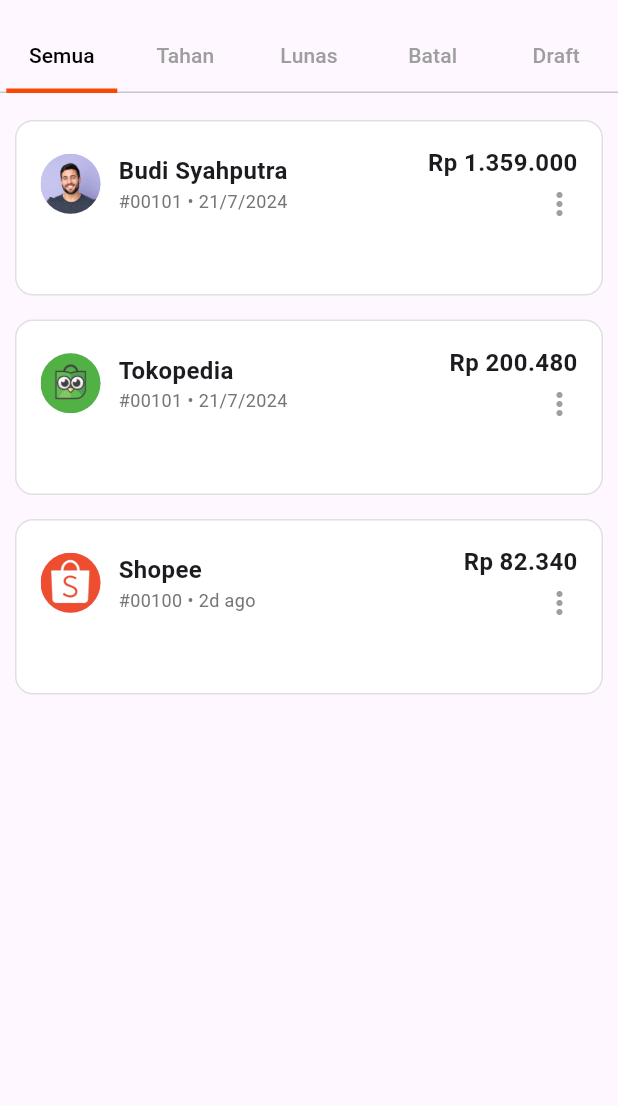
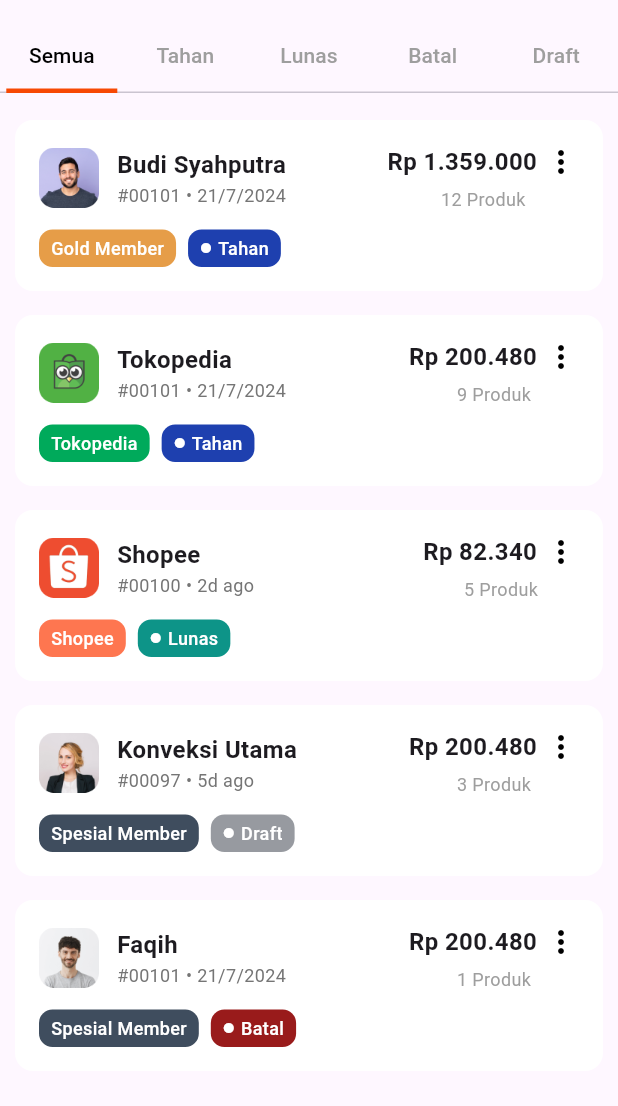
Before and after one commit to heatherbrain/Flutter-design, a Flutter app: the ListOrderScreen screen opened directly, on a phone screen of 412 x 824 dp, the part 63-1169 px from its top. Run offline on Flutter 3.47's test engine with Material 3 defaults, Android fonts, the phone set to English and light mode, and no system bars; our stand-ins replace fl_chart, get, google_fonts.

Commit message:
finishing orderlist

```diff
--- a/lib/main.dart
+++ b/lib/main.dart
@@ -6,6 +6,6 @@ import 'package:get/get.dart';
 
 void main() {
   runApp(MaterialApp(
-    home: ListOrderScreen(),
+    home: NavigationMenu(),
   ));
 }
--- a/lib/model/order_model.dart
+++ b/lib/model/order_model.dart
@@ -1,3 +1,10 @@
+enum OrderStatus {
+  Lunas,
+  Tahan,
+  Batal,
+  Draft,
+}
+
 class Order {
   final String assetPath;
   final String name;
@@ -6,7 +13,7 @@ class Order {
   final String total;
   final String productsCount;
   final String statusLabel1;
-  final String statusLabel2;
+  final OrderStatus statusLabel2;
 
   Order({
     required this.assetPath,
--- a/lib/screens/order_screen.dart
+++ b/lib/screens/order_screen.dart
@@ -1,5 +1,8 @@
 import 'package:flutter/material.dart';
+import 'package:from_design/components/navigation_menu.dart';
 import 'package:from_design/model/order_model.dart';
+import 'package:from_design/screens/home_screen.dart';
+import 'package:get/get.dart';
 
 class ListOrderScreen extends StatefulWidget {
   @override
@@ -30,21 +33,22 @@ class _ListOrderScreenState extends State<ListOrderScreen>
         leading: IconButton(
           icon: const Icon(Icons.arrow_back),
           onPressed: () {
-            // Tambahkan aksi untuk tombol back
+            // Kembali ke halaman Home
+            Navigator.pushReplacement(
+              context,
+              MaterialPageRoute(builder: (context) => HomeScreen()),
+            );
           },
+
         ),
         actions: [
           IconButton(
             icon: const Icon(Icons.search),
-            onPressed: () {
-              // Aksi saat tombol pencarian ditekan
-            },
+            onPressed: () {},
           ),
           IconButton(
             icon: const Icon(Icons.filter_list),
-            onPressed: () {
-              // Aksi saat tombol filter ditekan
-            },
+            onPressed: () {},
           ),
         ],
         bottom: TabBar(
@@ -67,11 +71,11 @@ class _ListOrderScreenState extends State<ListOrderScreen>
       body: TabBarView(
         controller: _tabController,
         children: [
-          OrderList(),
-          Center(child: Text('Tahan Orders')),
-          Center(child: Text('Lunas Orders')),
-          Center(child: Text('Batal Orders')),
-          Center(child: Text('Draft Orders')),
+          OrderList(), // Semua orders
+          OrderList(statusFilter: OrderStatus.Tahan), // Filter orders Tahan
+          OrderList(statusFilter: OrderStatus.Lunas), // Filter orders Lunas
+          OrderList(statusFilter: OrderStatus.Batal), // Filter orders Batal
+          OrderList(statusFilter: OrderStatus.Draft), // Filter orders Draft
         ],
       ),
     );
@@ -79,6 +83,10 @@ class _ListOrderScreenState extends State<ListOrderScreen>
 }
 
 class OrderList extends StatelessWidget {
+  final OrderStatus? statusFilter;
+
+  OrderList({this.statusFilter});
+
   final List<Order> orders = [
     Order(
       assetPath: 'assets/images/budiorder.png',
@@ -88,7 +96,7 @@ class OrderList extends StatelessWidget {
       total: 'Rp 1.359.000',
       productsCount: '12 Produk',
       statusLabel1: 'Gold Member',
-      statusLabel2: 'Tahan',
+      statusLabel2: OrderStatus.Tahan,
     ),
     Order(
       assetPath: 'assets/images/tokpedorder.png',
@@ -98,7 +106,7 @@ class OrderList extends StatelessWidget {
       total: 'Rp 200.480',
       productsCount: '9 Produk',
       statusLabel1: 'Tokopedia',
-      statusLabel2: 'Tahan',
+      statusLabel2: OrderStatus.Tahan,
     ),
     Order(
       assetPath: 'assets/images/shoporder.png',
@@ -108,17 +116,42 @@ class OrderList extends StatelessWidget {
       total: 'Rp 82.340',
       productsCount: '5 Produk',
       statusLabel1: 'Shopee',
-      statusLabel2: 'Lunas',
+      statusLabel2: OrderStatus.Lunas,
+    ),
+    Order(
+      assetPath: 'assets/images/konveksiorder.png',
+      name: 'Konveksi Utama',
+      orderId: '#00097',
+      date: '5d ago',
+      total: 'Rp 200.480',
+      productsCount: '3 Produk',
+      statusLabel1: 'Spesial Member',
+      statusLabel2: OrderStatus.Draft,
+    ),
+    Order(
+      assetPath: 'assets/images/faqihorder.png',
+      name: 'Faqih',
+      orderId: '#00101',
+      date: '21/7/2024',
+      total: 'Rp 200.480',
+      productsCount: '1 Produk',
+      statusLabel1: 'Spesial Member',
+      statusLabel2: OrderStatus.Batal,
     ),
   ];
 
   @override
   Widget build(BuildContext context) {
+    // Filter the orders based on the statusFilter
+    final filteredOrders = statusFilter == null
+        ? orders
+        : orders.where((order) => order.statusLabel2 == statusFilter).toList();
+
     return ListView.builder(
       padding: EdgeInsets.all(10.0),
-      itemCount: orders.length,
+      itemCount: filteredOrders.length,
       itemBuilder: (context, index) {
-        return OrderContainer(order: orders[index]);
+        return OrderContainer(order: filteredOrders[index]);
       },
     );
   }
@@ -137,14 +170,21 @@ class OrderContainer extends StatelessWidget {
       decoration: BoxDecoration(
         color: Colors.white,
         borderRadius: BorderRadius.circular(12),
-        border: Border.all(color: Colors.grey.shade300, width: 1),
       ),
       child: Column(
+        crossAxisAlignment: CrossAxisAlignment.start,
         children: [
           Row(
             children: [
-              CircleAvatar(
-                backgroundImage: AssetImage(order.assetPath),
+              Container(
+                width: 40.0,
+                height: 40.0,
+                decoration: BoxDecoration(
+                  image: DecorationImage(
+                    image: AssetImage(order.assetPath),
+                    fit: BoxFit.cover,
+                  ),
+                ),
               ),
               SizedBox(width: 12),
               Expanded(
@@ -166,7 +206,10 @@ class OrderContainer extends StatelessWidget {
                 ),
               ),
               Column(
-                crossAxisAlignment: CrossAxisAlignment.end,
+                crossAxisAlignment: CrossAxisAlignment.center,
+                children: [
+                  Row(
+                    mainAxisSize: MainAxisSize.min,
                     children: [
                       Text(
                         order.total,
@@ -175,35 +218,39 @@ class OrderContainer extends StatelessWidget {
                           fontWeight: FontWeight.bold,
                         ),
                       ),
+                      SizedBox(width: 4),
+                      Icon(Icons.more_vert, color: Colors.black),
+                    ],
+                  ),
                   SizedBox(height: 4),
-                  Icon(Icons.more_vert, color: Colors.grey),
+                  Text(
+                    order.productsCount.toString(),
+                    style: TextStyle(
+                      fontSize: 12,
+                      fontWeight: FontWeight.w400,
+                      color: Colors.grey,
+                    ),
+                  ),
                 ],
               ),
             ],
           ),
-          SizedBox(height: 12),
+          const SizedBox(height: 12),
           Row(
             children: [
-    Icon(
-      Icons.circle, // Atau bisa menggunakan Icons.fiber_manual_record
-      size: 8, // Sesuaikan ukuran bulatan
-      color: Colors.white, // Warna bulatan
+              _buildStatusChip(order.statusLabel1),
+              SizedBox(width: 8),
+              _buildStatusChip(order.statusLabel2.toString().split('.').last,
+                  isSecondary: true, showDot: true),
+            ],
           ),
-    SizedBox(width: 4), // Jarak antara ikon dan teks
-    Text(
-      'Tahan',
-      style: TextStyle(color: Colors.white), // Ubah warna teks sesuai kebutuhan
-    ),
-  ],
-)
-
         ],
       ),
     );
   }
 
-  Widget _buildStatusChip(String label, {bool isSecondary = false}) {
-    // Tentukan warna berdasarkan label
+  Widget _buildStatusChip(String label,
+      {bool isSecondary = false, bool showDot = false}) {
     Color bgColor;
     switch (label) {
       case 'Lunas':
@@ -217,41 +264,50 @@ class OrderContainer extends StatelessWidget {
         break;
       case 'Gold Member':
         bgColor = const Color(0xFFE69D48);
+        break;
+      case 'Spesial Member':
+        bgColor = const Color(0xFF3F4D5E);
+        break;
       case 'Shopee':
-        bgColor = const Color(0xFF1E40AF);
-        break;
-        case 'Tiktok':
-        bgColor = const Color(0xFF181818);
+        bgColor = const Color(0xFFFE7650);
         break;
       case 'Batal':
         bgColor = const Color(0xFF991B1B);
-        break;
-        case 'Member':
-        bgColor = const Color(0xFFAD6953);
         break;
       case 'Draft':
         bgColor = const Color(0xFF979AA0);
         break;
       default:
-        bgColor = isSecondary ? Color(0xFF1E40AF) : Colors.orange; // Warna default
+        bgColor = isSecondary ? Color(0xFF1E40AF) : Colors.orange;
     }
-
-    Color textColor = Colors.white;
 
     return Container(
       padding: EdgeInsets.symmetric(horizontal: 8.0, vertical: 4.0),
       decoration: BoxDecoration(
         color: bgColor,
-        borderRadius: BorderRadius.circular(12),
+        borderRadius: BorderRadius.circular(9),
       ),
-      child: Text(
+      child: Row(
+        children: [
+          if (showDot)
+            Padding(
+              padding: const EdgeInsets.only(right: 4.0),
+              child: Icon(
+                Icons.circle,
+                size: 8,
+                color: Colors.white,
+              ),
+            ),
+          Text(
             label,
             style: TextStyle(
-          color: textColor,
+              color: Colors.white,
               fontSize: 12,
               fontWeight: FontWeight.w500,
             ),
           ),
+        ],
+      ),
     );
   }
 }
--- a/pubspec.yaml
+++ b/pubspec.yaml
@@ -41,3 +41,5 @@ flutter:
     - assets/images/tokpedorder.png
     - assets/images/shoporder.png
     - assets/images/budiorder.png
+    - assets/images/konveksiorder.png
+    - assets/images/faqihorder.png
```
Also changed, not shown: assets/images/faqihorder.png (added), assets/images/konveksiorder.png (added). Lines whose indentation alone changed are shown as unchanged.
